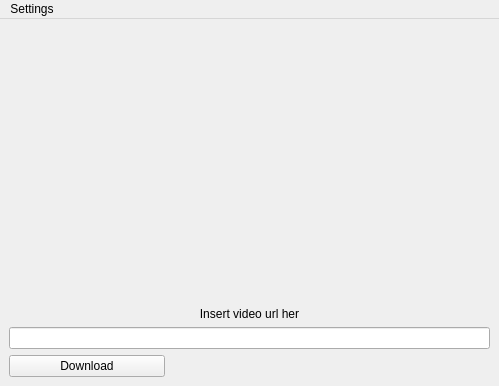
First picture: the form in window/main_window.ui, repository m3xan/download_youtube, before the edit.
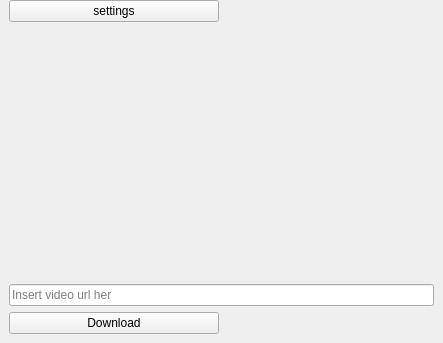
Second picture: the form after the edit. Icons and pictures are not drawn.

The edit to the form file:
```diff
--- a/window/main_window.ui
+++ b/window/main_window.ui
@@ -6,8 +6,8 @@
    <rect>
     <x>0</x>
     <y>0</y>
-    <width>499</width>
-    <height>386</height>
+    <width>443</width>
+    <height>343</height>
    </rect>
   </property>
   <property name="windowTitle">
@@ -19,58 +19,42 @@
   </property>
   <widget class="QWidget" name="centralwidget">
    <layout class="QGridLayout" name="gridLayout">
-    <item row="3" column="0">
-     <widget class="QPushButton" name="push_button_download">
-      <property name="text">
-       <string>Download</string>
-      </property>
-     </widget>
-    </item>
-    <item row="0" column="0" colspan="3">
+    <property name="topMargin">
+     <number>0</number>
+    </property>
+    <item row="1" column="0" colspan="2">
      <widget class="QLabel" name="label_image">
       <property name="text">
        <string/>
       </property>
      </widget>
     </item>
-    <item row="1" column="0" colspan="3">
-     <widget class="QLabel" name="label_2">
-      <property name="sizePolicy">
-       <sizepolicy hsizetype="Preferred" vsizetype="Fixed">
-        <horstretch>0</horstretch>
-        <verstretch>0</verstretch>
-       </sizepolicy>
-      </property>
-      <property name="text">
+    <item row="2" column="0" colspan="2">
+     <widget class="QLineEdit" name="line_edit_url">
+      <property name="placeholderText">
        <string>Insert video url her</string>
       </property>
-      <property name="alignment">
-       <set>Qt::AlignCenter</set>
+     </widget>
+    </item>
+    <item row="3" column="0">
+     <widget class="QPushButton" name="push_button_download">
+      <property name="text">
+       <string>Download</string>
       </property>
      </widget>
     </item>
-    <item row="2" column="0" colspan="3">
-     <widget class="QLineEdit" name="line_edit_url"/>
+    <item row="0" column="0">
+     <widget class="QPushButton" name="push_button_settings">
+      <property name="text">
+       <string>settings</string>
+      </property>
+      <property name="autoDefault">
+       <bool>true</bool>
+      </property>
+     </widget>
     </item>
    </layout>
   </widget>
-  <widget class="QMenuBar" name="menubar">
-   <property name="geometry">
-    <rect>
-     <x>0</x>
-     <y>0</y>
-     <width>499</width>
-     <height>22</height>
-    </rect>
-   </property>
-   <widget class="QMenu" name="menusettings">
-    <property name="title">
-     <string>Settings</string>
-    </property>
-    <addaction name="action_path"/>
-   </widget>
-   <addaction name="menusettings"/>
-  </widget>
   <action name="action_path">
    <property name="text">
     <string>Path</string>
```
